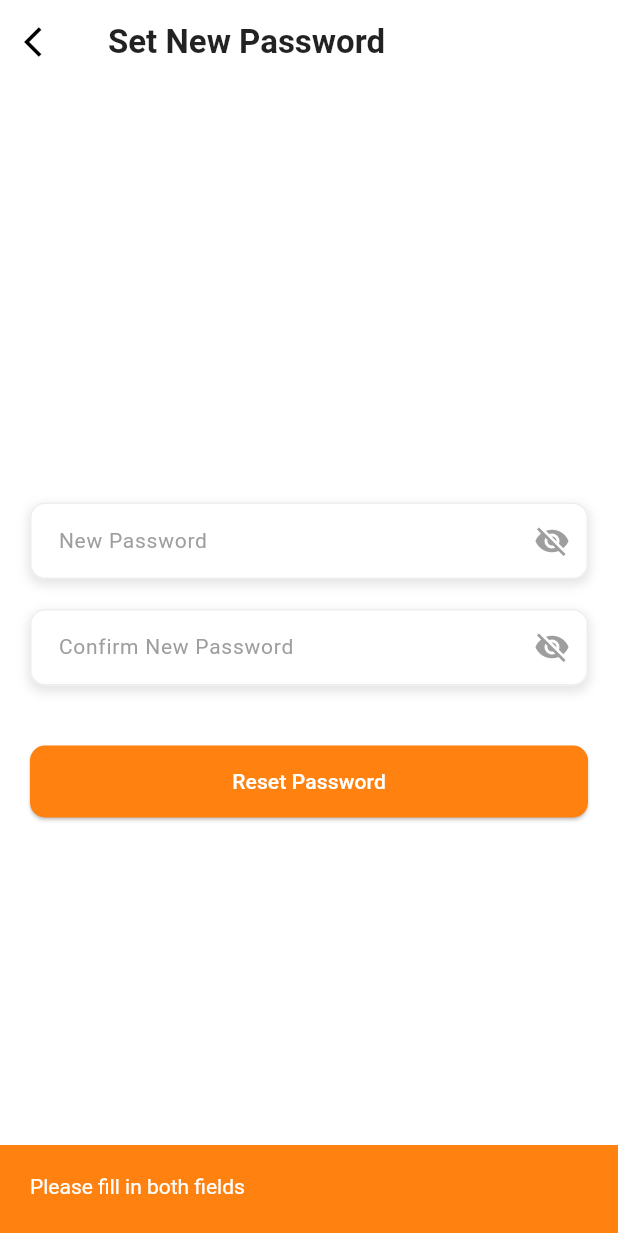
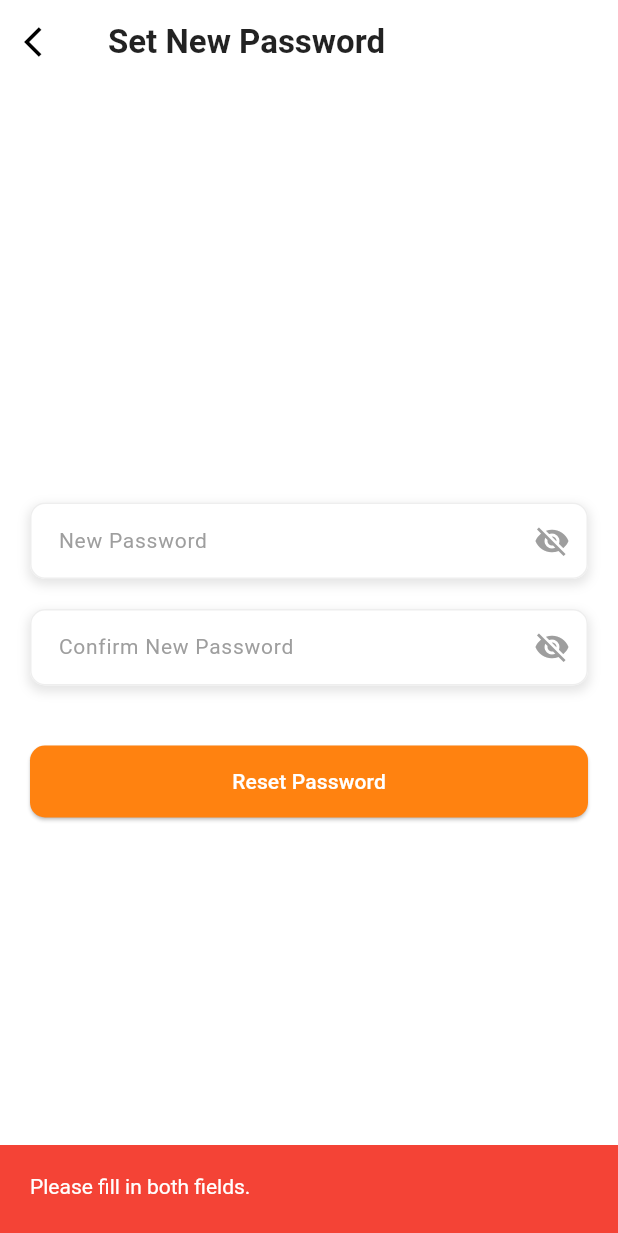
Before and after one commit to LovejeetSinghCyberbells/lovejeet_flock_business, a Flutter app: the NewPasswordScreen screen opened directly with empty values, after a tap on "Reset Password", on a phone screen of 412 x 824 dp. Shown: the top 1233 px of the screen. Run offline on Flutter 3.47's test engine with Material 3 defaults, Android fonts, the phone set to English and light mode, and no system bars; our stand-ins replace connectivity_plus, cross_file, dio, firebase_core, firebase_messaging, flutter_html and 15 more; missing offline and left inert: dart:ffi, flutter_branch_sdk, mobile_scanner, workmanager; accounts and stored records are empty; network calls fail; Roboto replaces fonts that are missing (YourFontFamily).

Commit message:
new commit

```diff
--- a/lib/NewPasswordScreen.dart
+++ b/lib/NewPasswordScreen.dart
@@ -26,8 +26,10 @@ class _NewPasswordScreenState extends State<NewPasswordScreen> {
     if (password.isEmpty || confirmPassword.isEmpty) {
       ScaffoldMessenger.of(context).showSnackBar(
         const SnackBar(
+          backgroundColor: Colors.red,
+
           padding: EdgeInsets.only(left: 20, right: 20, top: 20, bottom: 25),
-          content: Text('Please fill in both fields'),
+          content: Text('Please fill in both fields.'),
         ),
       );
       return;
@@ -35,8 +37,10 @@ class _NewPasswordScreenState extends State<NewPasswordScreen> {
     if (password != confirmPassword) {
       ScaffoldMessenger.of(context).showSnackBar(
         const SnackBar(
+          backgroundColor: Colors.red,
+
           padding: EdgeInsets.only(left: 20, right: 20, top: 20, bottom: 25),
-          content: Text('Passwords do not match'),
+          content: Text('Passwords do not match.'),
         ),
       );
       return;
@@ -53,23 +57,27 @@ class _NewPasswordScreenState extends State<NewPasswordScreen> {
         Navigator.pushNamedAndRemoveUntil(context, '/login', (route) => false);
         ScaffoldMessenger.of(context).showSnackBar(
           const SnackBar(
+            backgroundColor: Colors.green,
             padding: EdgeInsets.only(left: 20, right: 20, top: 20, bottom: 25),
-            content: Text('Password reset successfully'),
+            content: Text('Password reset successfully.'),
           ),
         );
       } else {
         ScaffoldMessenger.of(context).showSnackBar(
           SnackBar(
+            backgroundColor: Colors.red,
+
             padding: EdgeInsets.only(left: 20, right: 20, top: 20, bottom: 25),
-            content: Text('Failed to reset password: ${response.body}'),
+            content: Text('Failed to reset password.'),
           ),
         );
       }
     } catch (e) {
       ScaffoldMessenger.of(context).showSnackBar(
         const SnackBar(
+          backgroundColor: Colors.red,
           padding: EdgeInsets.only(left: 20, right: 20, top: 20, bottom: 25),
-          content: Text('An error occurred'),
+          content: Text('Failed to reset password.'),
         ),
       );
     }
@@ -97,6 +105,7 @@ class _NewPasswordScreenState extends State<NewPasswordScreen> {
   @override
   Widget build(BuildContext context) {
     final scaffold = Scaffold(
+      resizeToAvoidBottomInset: false,
       backgroundColor: Colors.white,
       appBar: AppBar(
         title: const Text('Set New Password'),
--- a/lib/location.dart
+++ b/lib/location.dart
@@ -25,7 +25,7 @@ class _LocationPickerState extends State<LocationPicker> {
   bool _isLoadingLocation = false;
   Timer? _debounce;
 
-  static const String _googleApiKey = 'AIzaSyD7yN8OYOWDyirfXc4OkVKJ3G2pF-y7-wo';
+  static const String _googleApiKey = '';
 
   @override
   void initState() {
```
Also changed, not shown: lib/HomeScreen.dart (+11 -3 lines), lib/add_venue.dart (+14 -3 lines), lib/registration_screen.dart (+21 -0 lines), lib/reset_otp.dart (+30 -16 lines), 6 other files.
